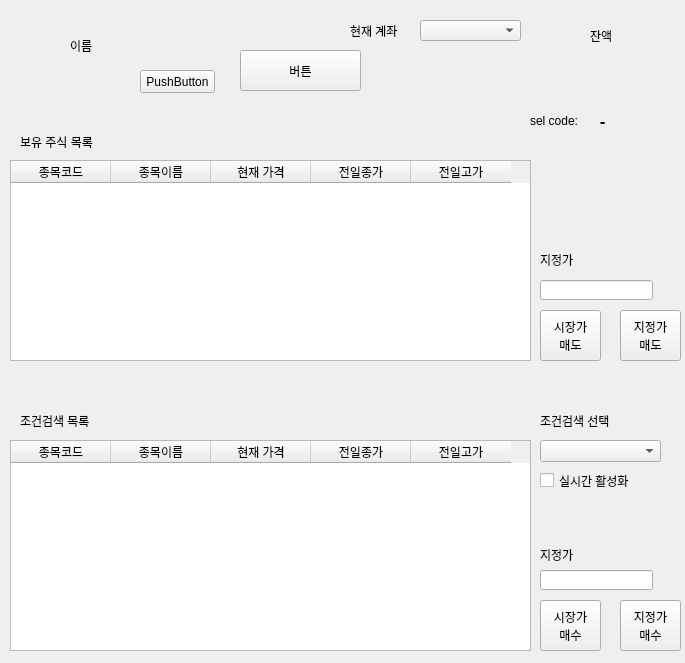
The window that testdH/ui/main.ui (sun-a-i/mandleda) describes before a commit, drawn with Qt 5.
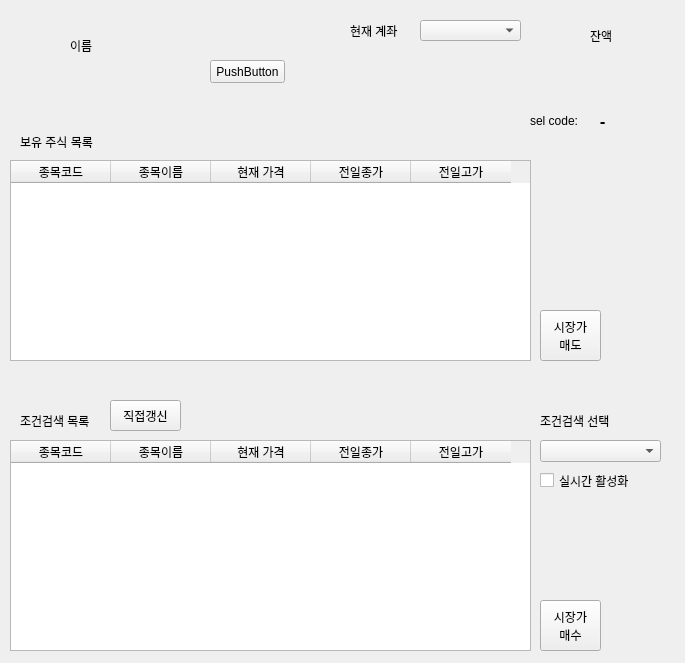
The same window after the commit.

Diff of the .ui file:
```diff
--- a/testdH/ui/main.ui
+++ b/testdH/ui/main.ui
@@ -16,21 +16,21 @@
   <widget class="QPushButton" name="btn1">
    <property name="geometry">
     <rect>
-     <x>240</x>
-     <y>50</y>
-     <width>121</width>
-     <height>41</height>
+     <x>110</x>
+     <y>400</y>
+     <width>71</width>
+     <height>31</height>
     </rect>
    </property>
    <property name="text">
-    <string>버튼</string>
+    <string>직접갱신</string>
    </property>
   </widget>
   <widget class="QPushButton" name="btn2">
    <property name="geometry">
     <rect>
-     <x>140</x>
-     <y>70</y>
+     <x>210</x>
+     <y>60</y>
      <width>75</width>
      <height>23</height>
     </rect>
@@ -160,33 +160,6 @@
 매수</string>
    </property>
   </widget>
-  <widget class="QPushButton" name="pushButton_2">
-   <property name="geometry">
-    <rect>
-     <x>620</x>
-     <y>600</y>
-     <width>61</width>
-     <height>51</height>
-    </rect>
-   </property>
-   <property name="text">
-    <string>지정가
-매수</string>
-   </property>
-  </widget>
-  <widget class="QLabel" name="label_3">
-   <property name="geometry">
-    <rect>
-     <x>540</x>
-     <y>545</y>
-     <width>56</width>
-     <height>20</height>
-    </rect>
-   </property>
-   <property name="text">
-    <string>지정가</string>
-   </property>
-  </widget>
   <widget class="QTableWidget" name="table_con_2">
    <property name="geometry">
     <rect>
@@ -248,16 +221,6 @@
     <string>보유 주식 목록</string>
    </property>
   </widget>
-  <widget class="QLineEdit" name="lineEdit">
-   <property name="geometry">
-    <rect>
-     <x>540</x>
-     <y>570</y>
-     <width>113</width>
-     <height>20</height>
-    </rect>
-   </property>
-  </widget>
   <widget class="QLabel" name="label_6">
    <property name="geometry">
     <rect>
@@ -285,43 +248,6 @@
 매도</string>
    </property>
   </widget>
-  <widget class="QPushButton" name="pushButton_4">
-   <property name="geometry">
-    <rect>
-     <x>620</x>
-     <y>310</y>
-     <width>61</width>
-     <height>51</height>
-    </rect>
-   </property>
-   <property name="text">
-    <string>지정가
-매도</string>
-   </property>
-  </widget>
-  <widget class="QLineEdit" name="lineEdit_2">
-   <property name="geometry">
-    <rect>
-     <x>540</x>
-     <y>280</y>
-     <width>113</width>
-     <height>20</height>
-    </rect>
-   </property>
-  </widget>
-  <widget class="QLabel" name="label_7">
-   <property name="geometry">
-    <rect>
-     <x>540</x>
-     <y>250</y>
-     <width>56</width>
-     <height>20</height>
-    </rect>
-   </property>
-   <property name="text">
-    <string>지정가</string>
-   </property>
-  </widget>
   <widget class="QLabel" name="label_8">
    <property name="geometry">
     <rect>
```
